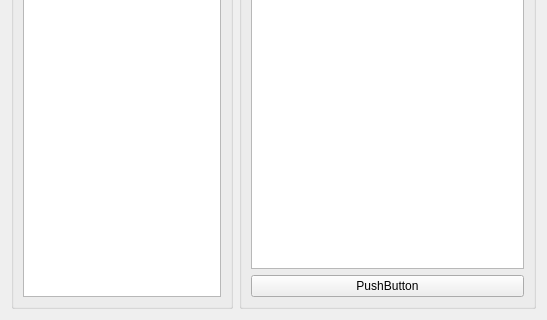
Qt form openHarmony_toolInstall.ui (cfourney/OpenHarmony) before a commit; both pictures show x 0 to 547 and y 322 to 642 of the 547 by 642 pixel window.
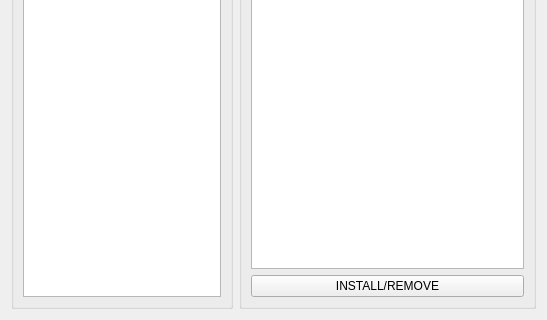
The same form after that commit.

What changed in the file:
```diff
--- a/openHarmony_toolInstall.ui
+++ b/openHarmony_toolInstall.ui
@@ -60,7 +60,7 @@
       <item>
        <widget class="QPushButton" name="installButton">
         <property name="text">
-         <string>PushButton</string>
+         <string>INSTALL/REMOVE</string>
         </property>
        </widget>
       </item>
```
Left out of the diff: 6 changed lines with no effect on the pictures.
